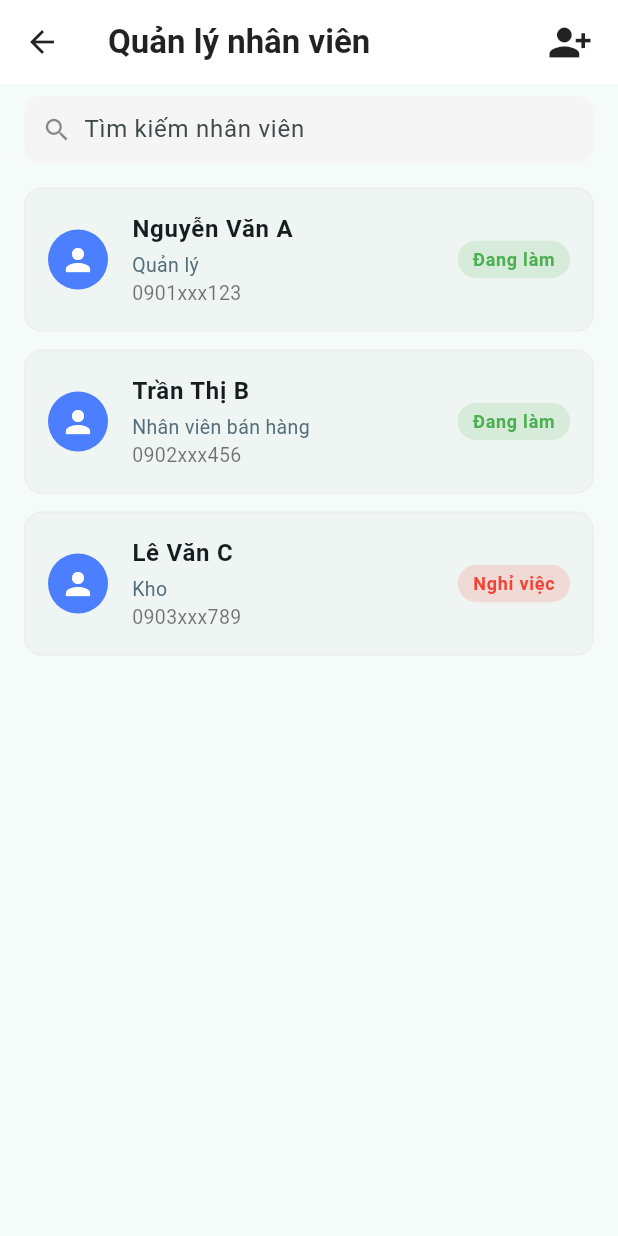
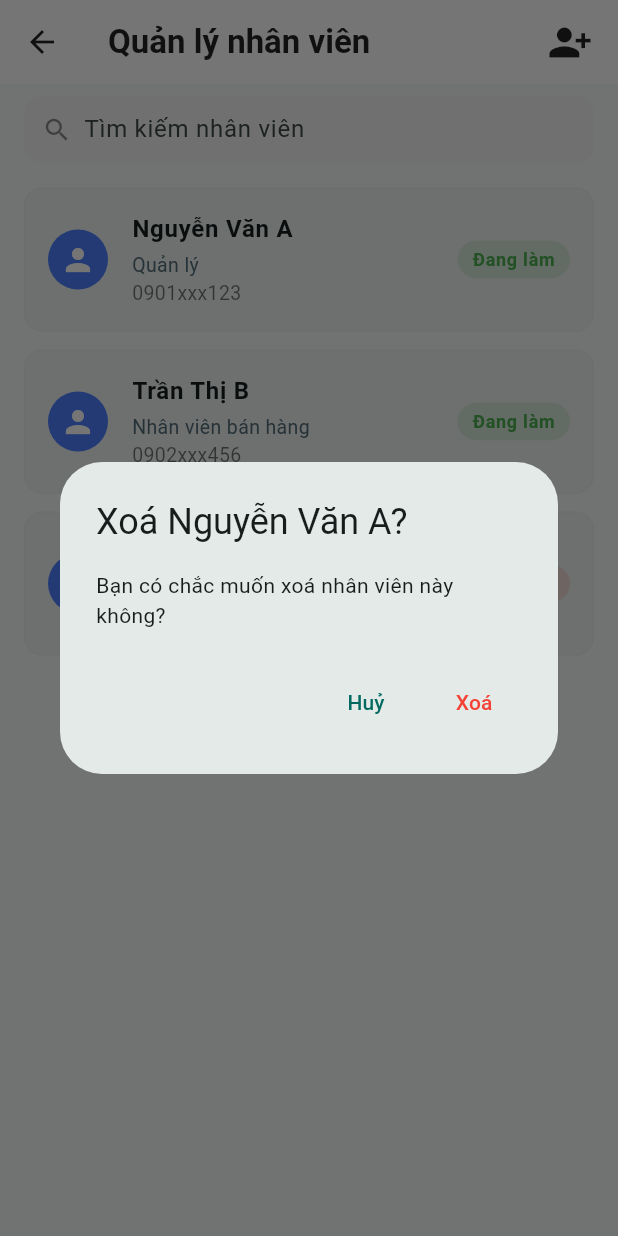
Before and after one commit to Sangisme108/banhangg, a Flutter app: the EmployeeManagementScreen screen opened directly, after a tap on "Nguyễn Văn A", on a phone screen of 412 x 824 dp. Run offline on Flutter 3.47's test engine with Material 3 defaults, Android fonts, the phone set to English and light mode, and no system bars; our stand-ins replace fl_chart, flutter_svg, hive, hive_flutter, image_picker; accounts and stored records are empty; network calls fail.

Commit message:
Initial commit - upload Flutter app

```diff
--- a/lib/screens/employee.dart
+++ b/lib/screens/employee.dart
@@ -1,10 +1,9 @@
 import 'package:flutter/material.dart';
+import 'add_employee_screen.dart';
 
-// Mô phỏng dữ liệu nhân viên
 class Employee {
   final String name;
   final String role;
-  final String email;
   final String phone;
   final String status;
   final Color statusColor;
@@ -12,44 +11,44 @@ class Employee {
   const Employee({
     required this.name,
     required this.role,
-    required this.email,
     required this.phone,
     required this.status,
     required this.statusColor,
   });
 }
 
-class EmployeeManagementScreen extends StatelessWidget {
+class EmployeeManagementScreen extends StatefulWidget {
   const EmployeeManagementScreen({super.key});
 
-  final List<Employee> _sampleEmployees = const [
-    Employee(
+  @override
+  State<EmployeeManagementScreen> createState() => _EmployeeManagementScreenState();
+}
+
+class _EmployeeManagementScreenState extends State<EmployeeManagementScreen> {
+  final List<Employee> _employees = [
+    const Employee(
       name: 'Nguyễn Văn A',
       role: 'Quản lý',
-      email: 'a.nguyen@email.com',
       phone: '0901xxx123',
       status: 'Đang làm',
       statusColor: Colors.green,
     ),
-    Employee(
+    const Employee(
       name: 'Trần Thị B',
       role: 'Nhân viên bán hàng',
-      email: 'b.tran@email.com',
       phone: '0902xxx456',
       status: 'Đang làm',
       statusColor: Colors.green,
     ),
-    Employee(
+    const Employee(
       name: 'Lê Văn C',
       role: 'Kho',
-      email: 'c.le@email.com',
       phone: '0903xxx789',
       status: 'Nghỉ việc',
       statusColor: Colors.red,
     ),
   ];
 
-  // Widget hiển thị mỗi dòng nhân viên
   Widget _buildEmployeeTile(Employee employee) {
     return Card(
       margin: const EdgeInsets.only(bottom: 12),
@@ -85,14 +84,38 @@ class EmployeeManagementScreen extends StatelessWidget {
           child: Text(
             employee.status,
             style: TextStyle(
-              color: employee.statusColor.withOpacity(1.0),
+              color: employee.statusColor,
               fontSize: 12,
               fontWeight: FontWeight.w600,
             ),
           ),
         ),
         onTap: () {
-          // Logic xem chi tiết nhân viên
+          showDialog(
+            context: context,
+            builder: (context) => AlertDialog(
+              title: Text('Xoá ${employee.name}?'),
+              content: const Text('Bạn có chắc muốn xoá nhân viên này không?'),
+              actions: [
+                TextButton(
+                  onPressed: () => Navigator.pop(context),
+                  child: const Text('Huỷ'),
+                ),
+                TextButton(
+                  onPressed: () {
+                    setState(() {
+                      _employees.remove(employee);
+                    });
+                    Navigator.pop(context);
+                    ScaffoldMessenger.of(context).showSnackBar(
+                      SnackBar(content: Text('Đã xoá ${employee.name}')),
+                    );
+                  },
+                  child: const Text('Xoá', style: TextStyle(color: Colors.red)),
+                ),
+              ],
+            ),
+          );
         },
       ),
     );
@@ -102,10 +125,7 @@ class EmployeeManagementScreen extends StatelessWidget {
   Widget build(BuildContext context) {
     return Scaffold(
       appBar: AppBar(
-        title: const Text(
-          'Quản lý nhân viên',
-          style: TextStyle(fontWeight: FontWeight.bold),
-        ),
+        title: const Text('Quản lý nhân viên', style: TextStyle(fontWeight: FontWeight.bold)),
         centerTitle: false,
         backgroundColor: Colors.white,
         foregroundColor: Colors.black87,
@@ -117,8 +137,17 @@ class EmployeeManagementScreen extends StatelessWidget {
         actions: [
           IconButton(
             icon: const Icon(Icons.person_add_alt_1, size: 30),
-            onPressed: () {
-              // Logic Thêm nhân viên mới
+            onPressed: () async {
+              final newEmployee = await Navigator.push<Employee>(
+                context,
+                MaterialPageRoute(builder: (context) => const AddEmployeeScreen()),
+              );
+
+              if (newEmployee != null) {
+                setState(() {
+                  _employees.add(newEmployee);
+                });
+              }
             },
           ),
           const SizedBox(width: 8),
@@ -159,9 +188,9 @@ class EmployeeManagementScreen extends StatelessWidget {
           Expanded(
             child: ListView.builder(
               padding: const EdgeInsets.all(16.0).copyWith(top: 8),
-              itemCount: _sampleEmployees.length,
+              itemCount: _employees.length,
               itemBuilder: (context, index) {
-                return _buildEmployeeTile(_sampleEmployees[index]);
+                return _buildEmployeeTile(_employees[index]);
               },
             ),
           ),
```
Also changed, not shown: lib/screens/add_employee_screen.dart (added, +81 -0 lines), lib/screens/add_role_screen.dart (added, +72 -0 lines), lib/screens/home_screen.dart (+10 -5 lines), lib/screens/role.dart (+58 -13 lines), assets/images/bongcai.png (added), assets/images/cachua.png (added), assets/images/dietcoca.png (added), assets/images/nuoccoca.png (added), assets/images/tao.png (added).
